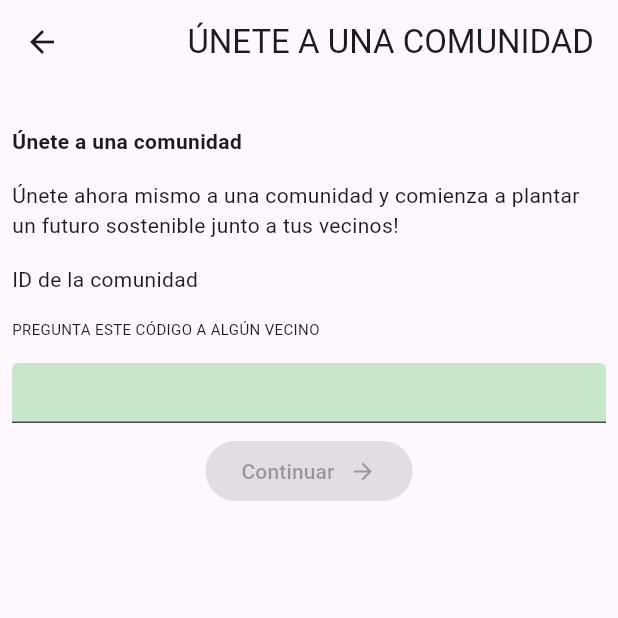
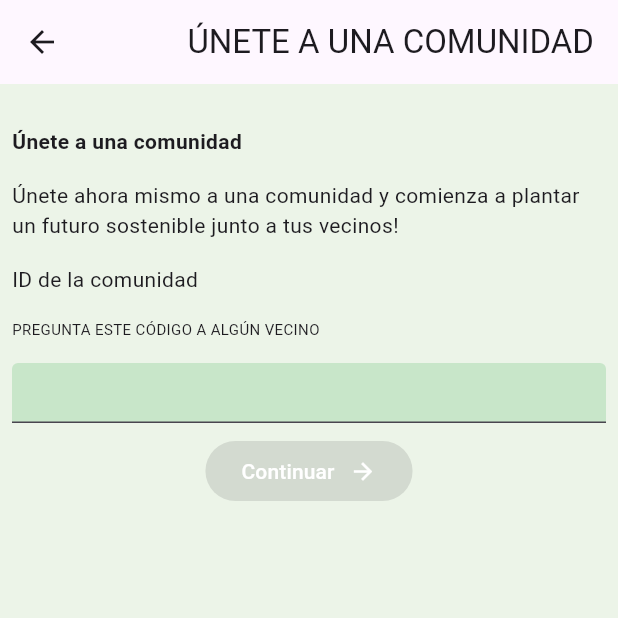
Before and after one commit to Gaia-Artemis-Codethon/Gaia, a Flutter app: the screen it shows after launch, after a tap on "Comenzar", on a phone screen of 412 x 824 dp, the top half of it. Run offline on Flutter 3.47's test engine with Material 3 defaults, Android fonts, the phone set to English and light mode, and no system bars; our stand-ins replace supabase, supabase_flutter; missing offline and left inert: flutter_guid; accounts and stored records are empty; network calls fail; statements that could not run were skipped.

Commit message:
se ve mejor la aplicacion ahora

```diff
--- a/lib/pages/first_home_page.dart
+++ b/lib/pages/first_home_page.dart
@@ -11,7 +11,7 @@ class FirstHomePage extends StatelessWidget {
 
   Future<DecorationImage?> _fetchBackgroundImage() async {
     const url =
-        "https://pxafmjqslgpswndqzfvm.supabase.co/storage/v1/object/sign/images/fondo%20stardew.jpg?token=eyJhbGciOiJIUzI1NiIsInR5cCI6IkpXVCJ9.eyJ1cmwiOiJpbWFnZXMvZm9uZG8gc3RhcmRldy5qcGciLCJpYXQiOjE3MTE3MzE5MDgsImV4cCI6MTc0MzI2NzkwOH0.-SOPg_DugDXrRy3ECACu4yrupCMQBZMaPfcT_Bzz59g&t=2024-03-29T17%3A05%3A09.286Z";
+        "https://pxafmjqslgpswndqzfvm.supabase.co/storage/v1/object/sign/images/stardew.jpg?token=eyJhbGciOiJIUzI1NiIsInR5cCI6IkpXVCJ9.eyJ1cmwiOiJpbWFnZXMvc3RhcmRldy5qcGciLCJpYXQiOjE3MTE4MjU2ODcsImV4cCI6MTc0MzM2MTY4N30.IiSnJdTdOvGepJACjdLNJJzCgkwwhMcSxRNYoNclhkw&t=2024-03-30T19%3A08%3A07.204Z";
 
     try {
       final response = await http.get(Uri.parse(url));
@@ -45,8 +45,8 @@ class FirstHomePage extends StatelessWidget {
               ),
             ),
             leading: const CircleAvatar(
-              backgroundImage: AssetImage(
-                  "https://pxafmjqslgpswndqzfvm.supabase.co/storage/v1/object/sign/images/fondo%20stardew.jpg?token=eyJhbGciOiJIUzI1NiIsInR5cCI6IkpXVCJ9.eyJ1cmwiOiJpbWFnZXMvZm9uZG8gc3RhcmRldy5qcGciLCJpYXQiOjE3MTE3MzE5MDgsImV4cCI6MTc0MzI2NzkwOH0.-SOPg_DugDXrRy3ECACu4yrupCMQBZMaPfcT_Bzz59g&t=2024-03-29T17%3A05%3A09.286Z"),
+              backgroundImage: NetworkImage(
+                  "https://pxafmjqslgpswndqzfvm.supabase.co/storage/v1/object/sign/images/garanjero.png?token=eyJhbGciOiJIUzI1NiIsInR5cCI6IkpXVCJ9.eyJ1cmwiOiJpbWFnZXMvZ2FyYW5qZXJvLnBuZyIsImlhdCI6MTcxMTgyMDc1MiwiZXhwIjoxNzQzMzU2NzUyfQ.qD5udNgpp3AM2tuGfbRD6PJgYzBWnO56ThtCmkIsi8U&t=2024-03-30T17%3A45%3A52.037Z"),
             ),
             elevation: 0,
           ),
--- a/lib/pages/home_page.dart
+++ b/lib/pages/home_page.dart
@@ -24,6 +24,7 @@ class HomePage extends StatelessWidget {
   Widget build(BuildContext context) {
     return Scaffold(
       appBar: AppBar(
+        automaticallyImplyLeading: false,
         backgroundColor: Colors.white,
         elevation: 0,
         title: // Espacio entre el avatar y el texto
--- a/lib/pages/join_community.dart
+++ b/lib/pages/join_community.dart
@@ -94,6 +94,7 @@ class _JoinCommunityState extends State<JoinCommunity> {
   @override
   Widget build(BuildContext context) {
     return Scaffold(
+      backgroundColor: const Color(0xFFECF4E8),
       appBar: AppBar(
         title: const Align(
           alignment: Alignment.centerRight,
@@ -156,6 +157,7 @@ class _JoinCommunityState extends State<JoinCommunity> {
               text: const Text(
                 "Continuar",
                 textAlign: TextAlign.center,
+                style: TextStyle(color: Colors.white),
               ),
               onPressed: _isButtonEnabled
                   ? () async => {
@@ -167,7 +169,10 @@ class _JoinCommunityState extends State<JoinCommunity> {
                         ),
                       }
                   : null,
-              icon: const Icon(Icons.arrow_forward),
+              icon: const Icon(
+                Icons.arrow_forward,
+                color: Colors.white,
+                ),
               style: ElevatedButton.styleFrom(
                 backgroundColor: const Color(0xFFF6917B),
                 alignment: Alignment.center,
```
Also changed, not shown: lib/pages/create_community.dart (+6 -1 lines).
